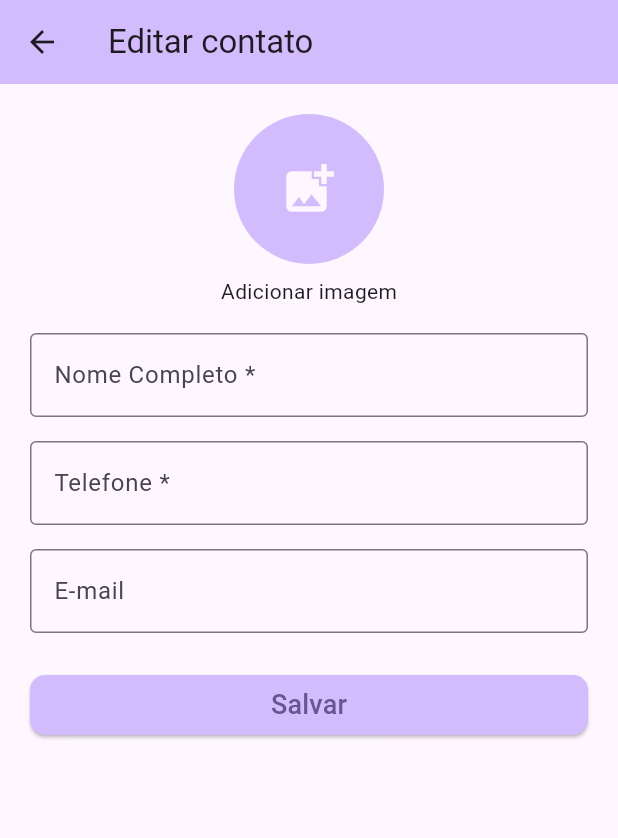
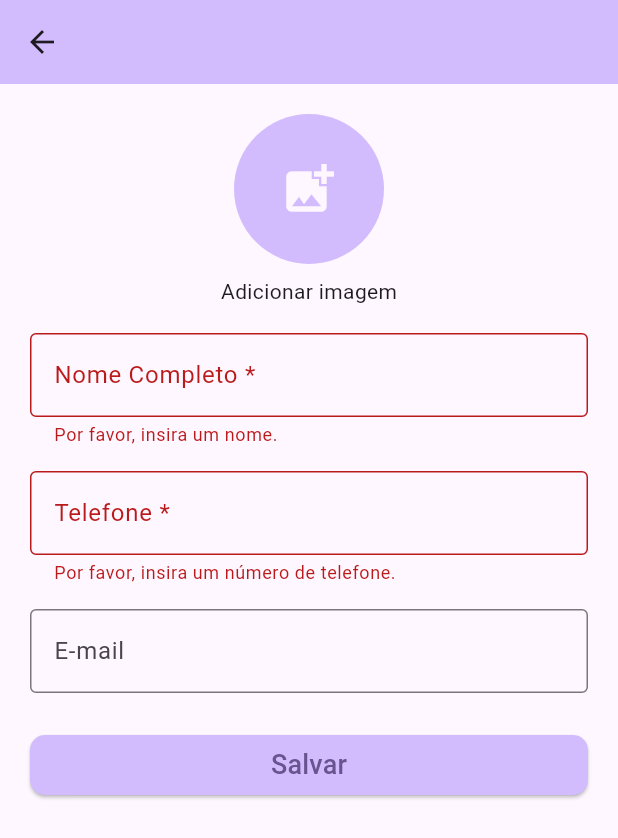
Before and after one commit to samuelsilvati/desafios-flutter-dio, a Flutter app: the EditContactPage screen opened directly with empty values, after a tap on "Salvar", on a phone screen of 412 x 824 dp. Shown: the top 838 px of the screen. Run offline on Flutter 3.47's test engine with Material 2 defaults, Android fonts, the phone set to English and light mode, and no system bars; our stand-ins replace brasil_fields, dio, flutter_dotenv, fluttertoast, hive, image_cropper and 2 more; accounts and stored records are empty; network calls fail.

Commit message:
valida editar contato

```diff
--- a/agenda/lib/screens/contact_details.dart
+++ b/agenda/lib/screens/contact_details.dart
@@ -39,6 +39,7 @@ class _ContactDetailsPageState extends State<ContactDetailsPage> {
                 MaterialPageRoute(
                   builder: (BuildContext context) => EditContactPage(
                     contactDetail: contact,
+                    img: image,
                   ),
                 ),
               );
--- a/agenda/lib/screens/edit_contact.dart
+++ b/agenda/lib/screens/edit_contact.dart
@@ -1,13 +1,20 @@
+import 'dart:io';
+
 import 'package:agenda/models/agenda_model.dart';
 import 'package:agenda/repositories/agenda_repository.dart';
 import 'package:agenda/screens/my_home_page.dart';
+import 'package:agenda/widgets/flutter_toast.dart';
 import 'package:brasil_fields/brasil_fields.dart';
 import 'package:flutter/material.dart';
 import 'package:flutter/services.dart';
+import 'package:image_cropper/image_cropper.dart';
+import 'package:image_gallery_saver/image_gallery_saver.dart';
+import 'package:image_picker/image_picker.dart';
 
 class EditContactPage extends StatefulWidget {
   final Results contactDetail;
-  const EditContactPage({super.key, required this.contactDetail});
+  final Image? img;
+  const EditContactPage({super.key, required this.contactDetail, this.img});
 
   @override
   State<EditContactPage> createState() => _EditContactPageState();
@@ -17,28 +24,63 @@ class _EditContactPageState extends State<EditContactPage> {
   AgendaBack4AppRepository agendaBack4AppRepository =
       AgendaBack4AppRepository();
   String contactId = '';
-  final TextEditingController nameController = TextEditingController();
-  final TextEditingController phoneController = TextEditingController();
-  final TextEditingController emailController = TextEditingController();
+  String name = '';
+  String phone = '';
+  String email = '';
+  String imagePath = '';
+  bool loading = false;
+  var toast = FlutterToast();
+  final ImagePicker picker = ImagePicker();
+
+  final _formKey = GlobalKey<FormState>();
 
   @override
   void initState() {
     super.initState();
     contactId = widget.contactDetail.objectId;
-    nameController.text = widget.contactDetail.name;
-    phoneController.text = widget.contactDetail.phoneNumber;
-    emailController.text = widget.contactDetail.email ?? '';
-    setState(() {});
+    name = widget.contactDetail.name;
+    phone = widget.contactDetail.phoneNumber;
+    email = widget.contactDetail.email!;
+    imagePath = widget.contactDetail.imagePath!;
   }
 
   @override
   Widget build(BuildContext context) {
+    Image? image = widget.img;
+    cropImage(XFile imageFile) async {
+      CroppedFile? croppedFile = await ImageCropper().cropImage(
+        sourcePath: imageFile.path,
+        aspectRatioPresets: [
+          CropAspectRatioPreset.square,
+          CropAspectRatioPreset.ratio3x2,
+          CropAspectRatioPreset.original,
+          CropAspectRatioPreset.ratio4x3,
+          CropAspectRatioPreset.ratio16x9
+        ],
+        uiSettings: [
+          AndroidUiSettings(
+              toolbarTitle: 'Cropper',
+              toolbarColor: Theme.of(context).colorScheme.inversePrimary,
+              toolbarWidgetColor: Colors.white,
+              initAspectRatio: CropAspectRatioPreset.original,
+              lockAspectRatio: false),
+          IOSUiSettings(
+            title: 'Cropper',
+          ),
+        ],
+      );
+
+      imagePath = croppedFile!.path;
+      setState(() {});
+    }
+
     return Scaffold(
       appBar: AppBar(
         backgroundColor: Theme.of(context).colorScheme.inversePrimary,
-        title: const Text('Editar contato'),
       ),
-      body: Center(
+      body: Form(
+        key: _formKey,
+        child: Center(
             child: Padding(
           padding: const EdgeInsets.all(20),
           child: ListView(children: [
@@ -54,6 +96,13 @@ class _EditContactPageState extends State<EditContactPage> {
                           InkWell(
                             onTap: () async {
                               Navigator.pop(context);
+
+                              final XFile? photo = await picker.pickImage(
+                                  source: ImageSource.camera);
+                              if (photo != null) {
+                                await ImageGallerySaver.saveFile(photo.path);
+                                cropImage(photo);
+                              }
                             },
                             child: const ListTile(
                               title: Text("Câmera"),
@@ -63,6 +112,12 @@ class _EditContactPageState extends State<EditContactPage> {
                           InkWell(
                             onTap: () async {
                               Navigator.pop(context);
+
+                              final XFile? image = await picker.pickImage(
+                                  source: ImageSource.gallery);
+                              if (image != null) {
+                                cropImage(image);
+                              }
                             },
                             child: const ListTile(
                               title: Text("Galeria"),
@@ -74,44 +129,65 @@ class _EditContactPageState extends State<EditContactPage> {
                     });
               },
               child: Container(
-              width: 100, // Defina o tamanho desejado para o botão
-              height: 100, // Defina o tamanho desejado para o botão
+                  width: 100,
+                  height: 100,
                   decoration: BoxDecoration(
                       shape: BoxShape.circle,
+                      color: Theme.of(context).colorScheme.inversePrimary,
+                      image: image != null
+                          ? DecorationImage(
+                              image: FileImage(File(imagePath)),
+                              fit: BoxFit.contain)
+                          : null),
+                  child: image == null
+                      ? Center(
+                          child: Icon(
+                            Icons.add_photo_alternate,
+                            size: 40,
                             color: Theme.of(context)
                                 .colorScheme
-                    .inversePrimary, // Cor de fundo do botão
+                                .background, // Cor do ícone
                           ),
+                        )
+                      : null),
+            ),
+            Padding(
+              padding: const EdgeInsets.only(top: 8),
               child: Center(
-                child: Icon(
-                  Icons.add_photo_alternate, // Ícone para adicionar uma imagem
-                  size: 40, // Tamanho do ícone
-                  color:
-                      Theme.of(context).colorScheme.background, // Cor do ícone
-                ),
-              ),
-            ),
-          ),
-          const Padding(
-            padding: EdgeInsets.only(top: 8),
-            child: Center(child: Text("Adicionar imagem")),
+                  child: image == null
+                      ? const Text("Adicionar imagem")
+                      : const Text("Trocar imagem")),
             ),
             const SizedBox(
               height: 10,
             ),
             Padding(
               padding: const EdgeInsets.symmetric(vertical: 8),
-            child: TextField(
+              child: TextFormField(
+                initialValue: name,
+                maxLength: 50,
                 decoration: const InputDecoration(
                     counterText: "",
                     border: OutlineInputBorder(),
                     labelText: "Nome Completo *"),
-              controller: nameController,
+                validator: (name) {
+                  if (name!.trim().isEmpty) {
+                    return 'Por favor, insira um nome.';
+                  } else if (name.length < 3) {
+                    return 'O nome precisa ter pelo menos três caracteres';
+                  }
+                  return null;
+                },
+                onSaved: (value) {
+                  name = value!;
+                },
               ),
             ),
             Padding(
               padding: const EdgeInsets.symmetric(vertical: 8),
-            child: TextField(
+              child: TextFormField(
+                initialValue: phone,
+                maxLength: 16,
                 inputFormatters: [
                   FilteringTextInputFormatter.digitsOnly,
                   TelefoneInputFormatter()
@@ -121,38 +197,63 @@ class _EditContactPageState extends State<EditContactPage> {
                     counterText: "",
                     border: OutlineInputBorder(),
                     labelText: "Telefone *"),
-              controller: phoneController,
+                validator: (phone) {
+                  if (phone!.isEmpty) {
+                    return 'Por favor, insira um número de telefone.';
+                  } else if (phone.length < 15) {
+                    return 'O telefone está incompleto.';
+                  }
+                  return null;
+                },
+                onSaved: (value) {
+                  phone = value!;
+                },
               ),
             ),
             Padding(
               padding: const EdgeInsets.symmetric(vertical: 8),
-            child: TextField(
+              child: TextFormField(
+                initialValue: email,
+                maxLength: 50,
                 keyboardType: TextInputType.emailAddress,
                 decoration: const InputDecoration(
                     counterText: "",
                     border: OutlineInputBorder(),
                     labelText: "E-mail"),
-              controller: emailController,
+                onSaved: (value) {
+                  email = value!;
+                },
               ),
             ),
-          Padding(
+            !loading
+                ? Padding(
                     padding: const EdgeInsets.symmetric(vertical: 16),
                     child: SizedBox(
                       width: double.infinity,
                       child: ElevatedButton(
                         style: ButtonStyle(
-                    shape: MaterialStateProperty.all(RoundedRectangleBorder(
+                            shape: MaterialStateProperty.all(
+                                RoundedRectangleBorder(
                                     borderRadius: BorderRadius.circular(10))),
                             backgroundColor: MaterialStateProperty.all(
                               Theme.of(context).colorScheme.inversePrimary,
                             )),
                         onPressed: () async {
-                  await agendaBack4AppRepository.edit(Results.update(
-                      contactId,
-                      nameController.text,
-                      phoneController.text,
-                      '',
-                      emailController.text));
+                          if (_formKey.currentState!.validate()) {
+                            _formKey.currentState!.save();
+                            setState(() {
+                              loading = true;
+                            });
+                            try {
+                              await agendaBack4AppRepository.edit(
+                                  Results.update(contactId, name, phone,
+                                      imagePath, email));
+                            } catch (e) {
+                              toast.error("Não foi possível salvar o contato.");
+                            }
+                          } else {
+                            return;
+                          }
                           if (!context.mounted) return;
                           Navigator.pushAndRemoveUntil(
                               context,
@@ -166,9 +267,15 @@ class _EditContactPageState extends State<EditContactPage> {
                         ),
                       ),
                     ),
-          ),
+                  )
+                : const Center(
+                    child: Padding(
+                    padding: EdgeInsets.all(16),
+                    child: CircularProgressIndicator(),
+                  )),
           ]),
         )),
+      ),
     );
   }
 }
```
Lines whose indentation alone changed are shown as unchanged.
